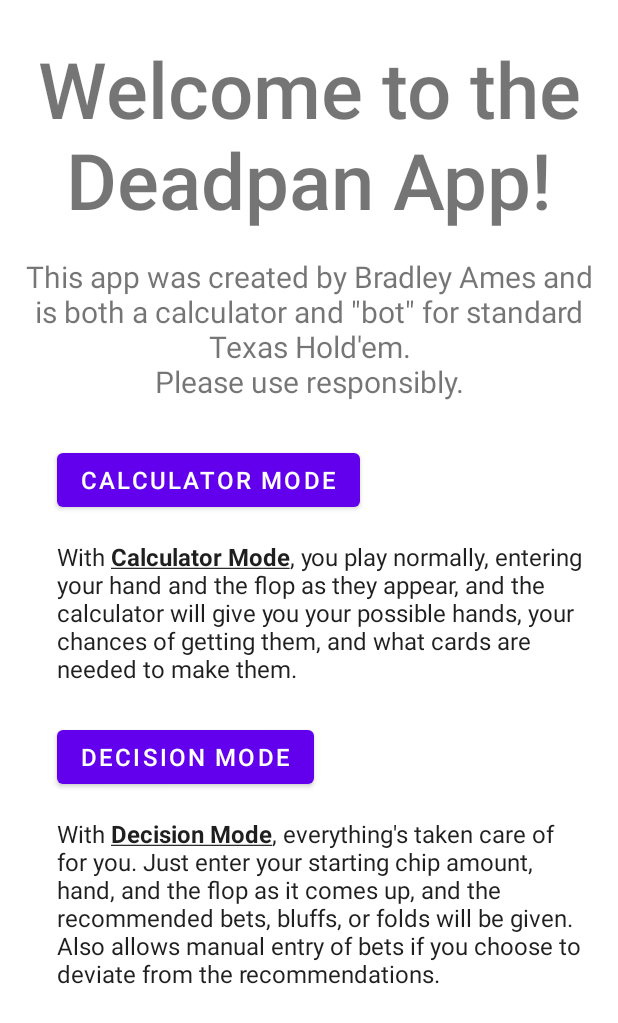
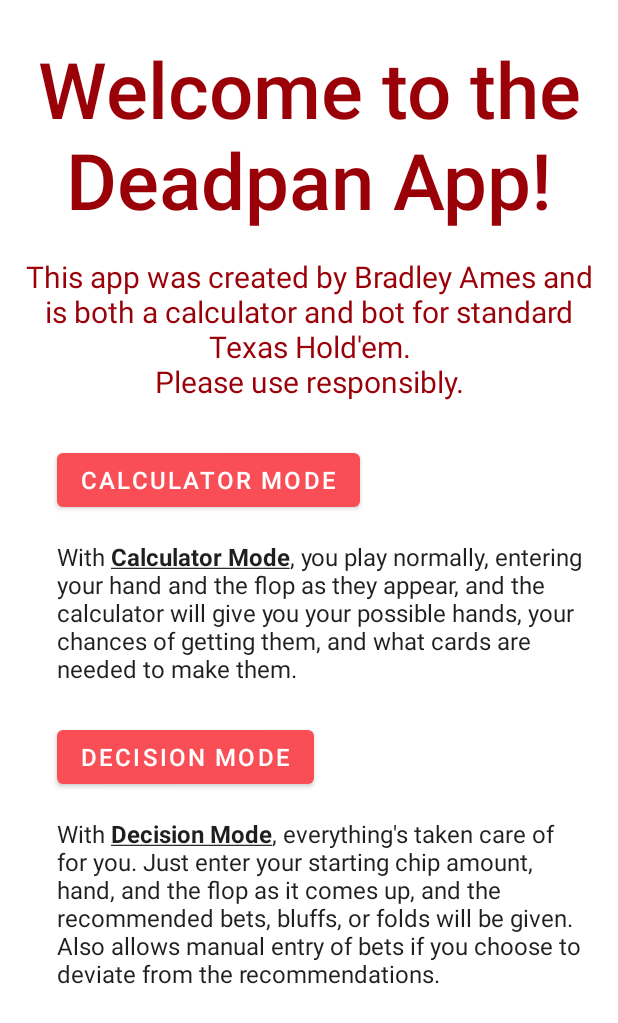
Before and after one commit to Drayble/PokerBotApp, an Android app: the layout fragment_home.xml on its own in the app's theme, with its tools: preview values and no code run, on a phone screen of 412 x 824 dp. Shown: the top 1023 px of the screen. Run offline under Robolectric (Android 15) with nearby library versions, the phone set to English and light mode, and no system bars.

Commit message:
more UI work

```diff
--- a/app/src/main/res/layout/fragment_home.xml
+++ b/app/src/main/res/layout/fragment_home.xml
@@ -1,27 +1,27 @@
 <?xml version="1.0" encoding="utf-8"?>
 <androidx.constraintlayout.widget.ConstraintLayout xmlns:android="http://schemas.android.com/apk/res/android"
+    xmlns:app="http://schemas.android.com/apk/res-auto"
     xmlns:tools="http://schemas.android.com/tools"
-    xmlns:app="http://schemas.android.com/apk/res-auto"
     android:layout_width="match_parent"
     android:layout_height="match_parent"
     tools:context=".HomeFragment">
 
 
     <TextView
-        android:layout_marginTop="24dp"
-        android:layout_marginLeft="16dp"
-        android:layout_marginRight="16dp"
         android:id="@+id/title_header_textView"
         android:layout_width="0dp"
         android:layout_height="wrap_content"
+        android:layout_marginLeft="16dp"
+        android:layout_marginTop="24dp"
+        android:layout_marginRight="16dp"
+        android:fontFamily="sans-serif-light"
         android:text="Welcome to the Deadpan App!"
         android:textAlignment="center"
         android:textSize="52sp"
+        android:textStyle="bold"
         app:layout_constraintEnd_toEndOf="parent"
         app:layout_constraintStart_toStartOf="parent"
-        app:layout_constraintTop_toTopOf="parent"
-        android:textStyle="bold"
-        android:fontFamily="sans-serif-light"/>
+        app:layout_constraintTop_toTopOf="parent" />
 
     <TextView
         android:id="@+id/title_description_textView"
@@ -30,7 +30,7 @@
         android:layout_marginLeft="16dp"
         android:layout_marginTop="16dp"
         android:layout_marginRight="16dp"
-        android:text="This app was created by Bradley Ames and is both a calculator and &quot;bot&quot; for standard Texas Hold'em.\nPlease use responsibly."
+        android:text="@string/quick_app_description"
         android:textAlignment="center"
         android:textSize="20sp"
         app:layout_constraintEnd_toEndOf="parent"
@@ -43,46 +43,46 @@
         android:layout_height="wrap_content"
         android:layout_marginTop="28dp"
         android:text="Calculator Mode"
+        android:textSize="16sp"
         app:layout_constraintEnd_toEndOf="parent"
         app:layout_constraintHorizontal_bias="0.18"
         app:layout_constraintStart_toStartOf="parent"
-        android:textSize="16sp"
         app:layout_constraintTop_toBottomOf="@+id/title_description_textView" />
 
     <TextView
+        android:textColor="#1f1f1f"
         android:id="@+id/calculator_mode_textView"
         android:layout_width="0dp"
         android:layout_height="wrap_content"
+        android:layout_marginTop="16dp"
+        android:layout_marginRight="16dp"
         android:text="@string/calculator_mode_description"
-        android:layout_marginTop="16dp"
+        android:textSize="16sp"
+        app:layout_constraintEnd_toEndOf="parent"
         app:layout_constraintStart_toStartOf="@id/calculator_mode_button"
-        app:layout_constraintTop_toBottomOf="@+id/calculator_mode_button"
-        app:layout_constraintEnd_toEndOf="parent"
-        android:layout_marginRight="16dp"
-        android:textSize="16sp"
-        android:textColor="#1f1f1f"/>
+        app:layout_constraintTop_toBottomOf="@+id/calculator_mode_button" />
 
     <Button
         android:id="@+id/decision_mode_button"
         android:layout_width="wrap_content"
         android:layout_height="wrap_content"
+        android:layout_marginTop="24dp"
         android:text="Decision Mode"
-        android:layout_marginTop="24dp"
+        android:textSize="16sp"
         app:layout_constraintStart_toStartOf="@id/calculator_mode_button"
-        app:layout_constraintTop_toBottomOf="@+id/calculator_mode_textView"
-        android:textSize="16sp"/>
+        app:layout_constraintTop_toBottomOf="@+id/calculator_mode_textView" />
 
     <TextView
+        android:textColor="#1f1f1f"
         android:id="@+id/decision_mode_description_textView"
         android:layout_width="0dp"
         android:layout_height="wrap_content"
         android:layout_marginTop="16dp"
+        android:layout_marginRight="16dp"
         android:text="@string/decision_mode_description"
+        android:textSize="16sp"
+        app:layout_constraintEnd_toEndOf="parent"
         app:layout_constraintStart_toStartOf="@+id/decision_mode_button"
-        app:layout_constraintTop_toBottomOf="@+id/decision_mode_button"
-        app:layout_constraintEnd_toEndOf="parent"
-        android:layout_marginRight="16dp"
-        android:textSize="16sp"
-        android:textColor="#1f1f1f"/>
+        app:layout_constraintTop_toBottomOf="@+id/decision_mode_button" />
 
 </androidx.constraintlayout.widget.ConstraintLayout>
--- a/app/src/main/res/values/colors.xml
+++ b/app/src/main/res/values/colors.xml
@@ -7,4 +7,9 @@
     <color name="teal_700">#FF018786</color>
     <color name="black">#FF000000</color>
     <color name="white">#FFFFFFFF</color>
+    <color name="playingCardRedDarker">#9A0008</color>
+    <color name="playingCardRedDark">#C30A13</color>
+    <color name="playingCardRed">#ec242e</color>
+    <color name="playingCardRedLight">#FA4E57</color>
+    <color name="playingCardRedLighter">#FC777E</color>
 </resources>
--- a/app/src/main/res/values/strings.xml
+++ b/app/src/main/res/values/strings.xml
@@ -2,5 +2,5 @@
     <string name="app_name">PokerBotApp</string>
     <string name="calculator_mode_description">With <u><b>Calculator Mode</b></u>, you play normally, entering your hand and the flop as they appear, and the calculator will give you your possible hands, your chances of getting them, and what cards are needed to make them.</string>
     <string name="decision_mode_description">With <u><b>Decision Mode</b></u>, everything\'s taken care of for you. Just enter your starting chip amount, hand, and the flop as it comes up, and the recommended bets, bluffs, or folds will be given. Also allows manual entry of bets if you choose to deviate from the recommendations.</string>
-
+    <string name="quick_app_description">This app was created by Bradley Ames and is both a calculator and &quot;bot&quot; for standard Texas Hold\'em.\nPlease use responsibly.</string>
 </resources>
--- a/app/src/main/res/values/themes.xml
+++ b/app/src/main/res/values/themes.xml
@@ -1,9 +1,9 @@
 <resources xmlns:tools="http://schemas.android.com/tools">
     <!-- Base application theme. -->
-    <style name="Theme.PokerBotApp" parent="Theme.MaterialComponents.DayNight.DarkActionBar">
+    <style name="Theme.PokerBotApp" parent="Theme.MaterialComponents.DayNight.NoActionBar">
         <!-- Primary brand color. -->
-        <item name="colorPrimary">@color/purple_500</item>
-        <item name="colorPrimaryVariant">@color/purple_700</item>
+        <item name="colorPrimary">@color/playingCardRedLight</item>
+        <item name="colorPrimaryVariant">@color/playingCardRed</item>
         <item name="colorOnPrimary">@color/white</item>
         <!-- Secondary brand color. -->
         <item name="colorSecondary">@color/teal_200</item>
@@ -12,5 +12,6 @@
         <!-- Status bar color. -->
         <item name="android:statusBarColor" tools:targetApi="l">?attr/colorPrimaryVariant</item>
         <!-- Customize your theme here. -->
+        <item name="android:textColor">@color/playingCardRedDarker</item>
     </style>
 </resources>
```
